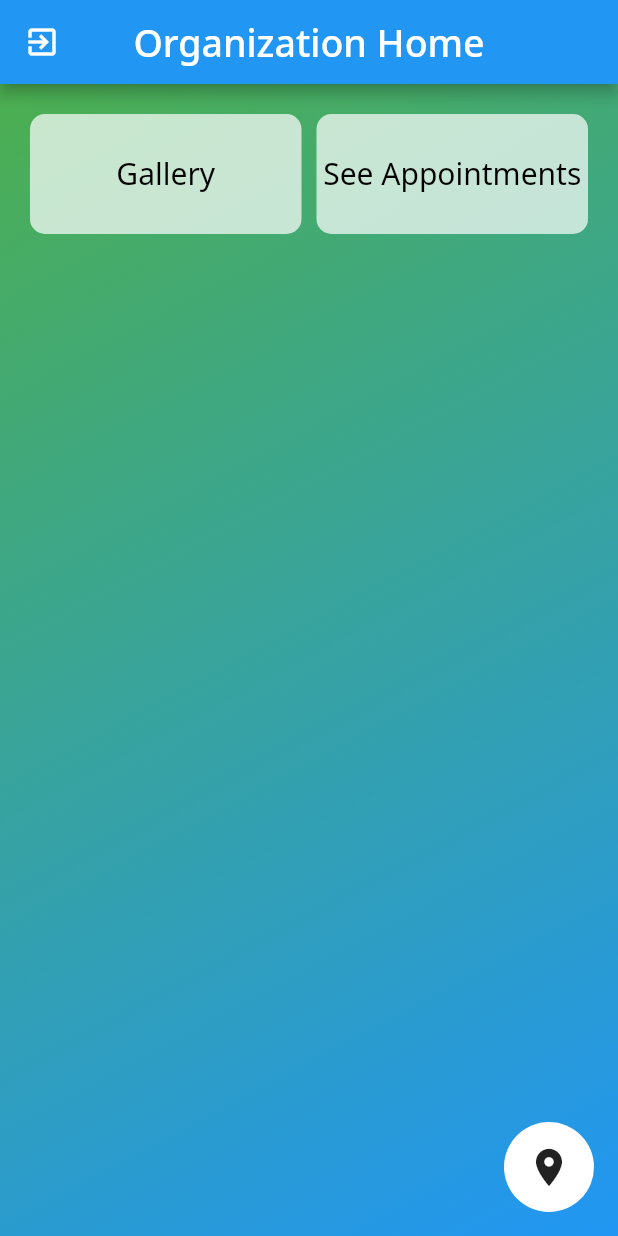
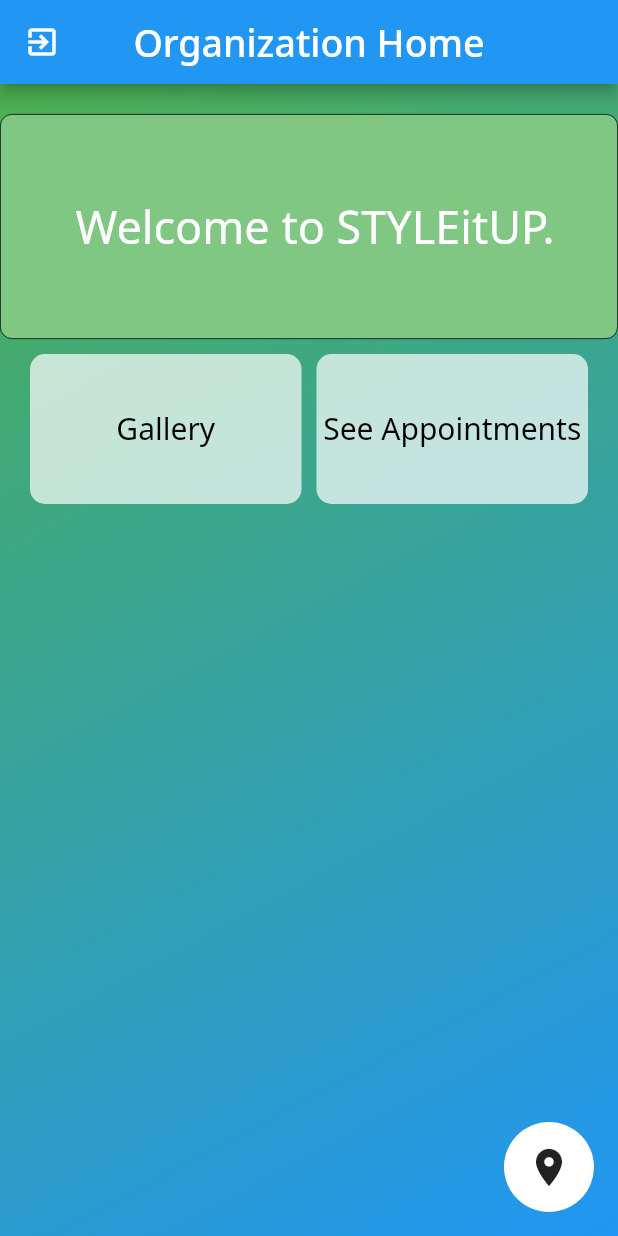
Before and after one commit to KamalaPoudel/flutterstyleitup, a Flutter app: the OrgHome screen opened directly, on a phone screen of 412 x 824 dp. Run offline on Flutter 3.47's test engine with Material 2 defaults, Android fonts, the phone set to English and light mode, and no system bars; our stand-ins replace cached_network_image, carousel_pro, cloud_firestore, double_back_to_close_app, firebase_auth, firebase_storage and 5 more; missing offline and left inert: multi_image_picker; accounts and stored records are empty.

Commit message:
Last Update

```diff
--- a/lib/details.dart
+++ b/lib/details.dart
@@ -102,7 +102,7 @@ class _DetailsState extends State<Details> {
                                     Container(
                                       child: Padding(
                                         padding:
-                                            const EdgeInsets.only(left: 15.0),
+                                            const EdgeInsets.only(left: 5.0),
                                         child: Text(
                                           document['serviceName'],
                                           style: GoogleFonts.notoSans(
@@ -114,7 +114,7 @@ class _DetailsState extends State<Details> {
                                     Container(
                                       child: Padding(
                                         padding:
-                                            const EdgeInsets.only(left: 15.0),
+                                            const EdgeInsets.only(left: 5.0),
                                         child: Text(
                                           "Service Time" +
                                               ":" +
--- a/lib/gallery.dart
+++ b/lib/gallery.dart
@@ -20,20 +20,15 @@ class _GalleryState extends State<Gallery> {
 
   Future<void> getImage() async {
     List<Asset> resultList = List<Asset>();
-
     try {
       resultList = await MultiImagePicker.pickImages(
         maxImages: 4,
         enableCamera: true,
-
         selectedAssets: images,
-
-        // ),
       );
     } on Exception catch (e) {
       _errorMessage = e.toString();
     }
-
     if (!mounted) return;
     setState(() {
       images = resultList;
--- a/lib/home.dart
+++ b/lib/home.dart
@@ -158,7 +158,7 @@ class _CustomerHomeState extends State<CustomerHome> {
             gradient: LinearGradient(
                 begin: Alignment.topLeft,
                 end: Alignment.bottomRight,
-                colors: [Colors.blue[300], Colors.red])),
+                colors: [Colors.white70, Colors.red])),
         child: Column(
           children: <Widget>[
             Padding(
@@ -199,7 +199,7 @@ class _CustomerHomeState extends State<CustomerHome> {
                     return GridView.builder(
                       primary: false,
                       padding:
-                          const EdgeInsets.only(left: 20, top: 20, right: 20),
+                          const EdgeInsets.only(left: 20, top: 50, right: 20),
                       gridDelegate: SliverGridDelegateWithFixedCrossAxisCount(
                         crossAxisSpacing: 10,
                         mainAxisSpacing: 10,
--- a/lib/orghome.dart
+++ b/lib/orghome.dart
@@ -67,6 +67,25 @@ class _OrgHomeState extends State<OrgHome> {
                 colors: [Colors.green, Colors.blue])),
         child: Column(
           children: <Widget>[
+            Padding(
+              padding: const EdgeInsets.only(top: 20.0),
+              child: Container(
+                  decoration: BoxDecoration(
+                      border: Border.all(width: .5),
+                      borderRadius: BorderRadius.circular(8.0),
+                      color: Colors.green[300]),
+                  alignment: Alignment.center,
+                  height: 150,
+                  width: MediaQuery.of(context).size.width / 1,
+                  child: Padding(
+                    padding: const EdgeInsets.only(left: 8.0),
+                    child: Text(
+                      "Welcome to STYLEitUP.",
+                      style: GoogleFonts.notoSans(
+                          fontSize: 30.0, color: Colors.white),
+                    ),
+                  )),
+            ),
             Row(
               mainAxisAlignment: MainAxisAlignment.spaceBetween,
               children: <Widget>[
@@ -78,11 +97,17 @@ class _OrgHomeState extends State<OrgHome> {
                     },
                     child: Container(
                       margin: EdgeInsets.only(
-                          left: 20.0, top: 20.0, right: 5.0, bottom: 20.0),
-                      height: 80,
+                          left: 20.0, top: 10.0, right: 5.0, bottom: 20.0),
+                      height: 100,
                       width: MediaQuery.of(context).size.width / 2.2,
                       alignment: Alignment.center,
                       decoration: BoxDecoration(
+
+                          // image: DecorationImage(
+                          //   image: AssetImage(
+                          //       "lib/assets/camera2.png"), // <-- BACKGROUND IMAGE
+                          //   fit: BoxFit.cover,
+                          // ), //image: "lib/assets/camera.png" ,
                           borderRadius: BorderRadius.circular(10),
                           color: Colors.white70),
                       child: Text(
@@ -103,9 +128,9 @@ class _OrgHomeState extends State<OrgHome> {
                     },
                     child: Container(
                       margin: EdgeInsets.only(
-                          left: 5.0, top: 20.0, right: 20.0, bottom: 20.0),
+                          left: 5.0, top: 10.0, right: 20.0, bottom: 20.0),
                       width: MediaQuery.of(context).size.width / 2.2,
-                      height: 80,
+                      height: 100,
                       alignment: Alignment.center,
                       decoration: BoxDecoration(
                           borderRadius: BorderRadius.circular(10),
@@ -122,7 +147,7 @@ class _OrgHomeState extends State<OrgHome> {
             ),
             Expanded(
               child: Padding(
-                padding: const EdgeInsets.fromLTRB(5.0, 8.0, 5.0, 5.0),
+                padding: const EdgeInsets.fromLTRB(5.0, 0.0, 5.0, 5.0),
                 child: StreamBuilder<QuerySnapshot>(
                     stream: Firestore.instance
                         .collection('ServiceCategory')
--- a/lib/seeappointments.dart
+++ b/lib/seeappointments.dart
@@ -4,6 +4,12 @@ import 'package:google_fonts/google_fonts.dart';
 import 'package:intl/intl.dart';
 
 class SeeAppointments extends StatefulWidget {
+  String yourFullName;
+  String location;
+  String contactNumber;
+  String date;
+  String time;
+
   @override
   _SeeAppointmentsState createState() => _SeeAppointmentsState();
 }
```
